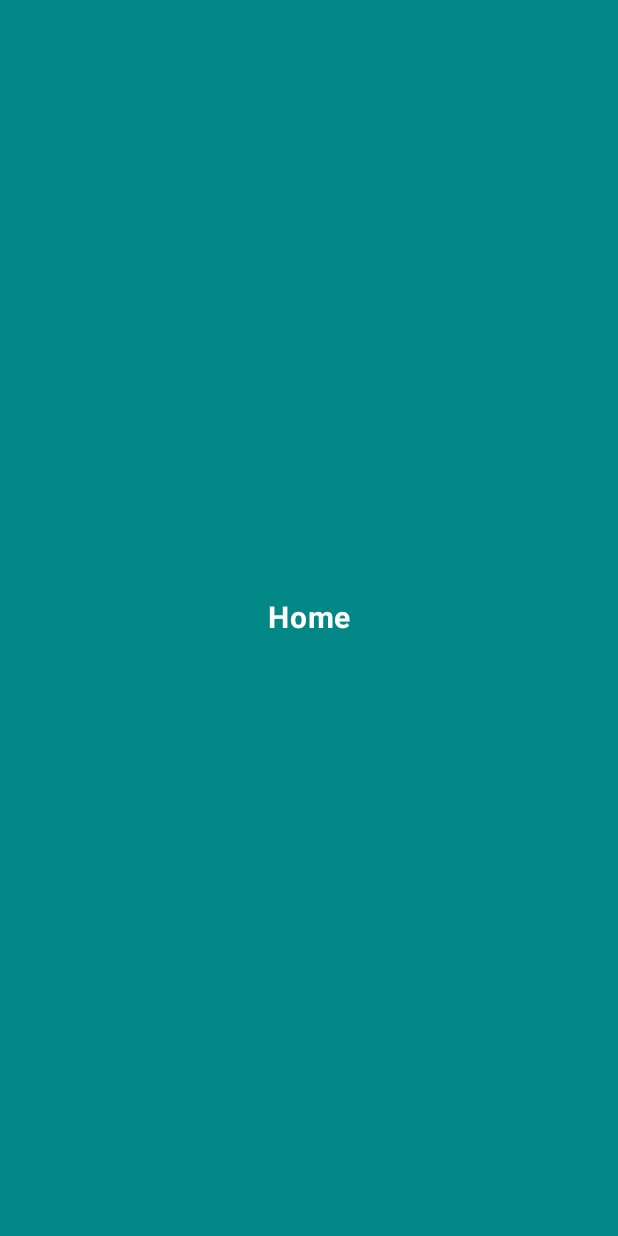
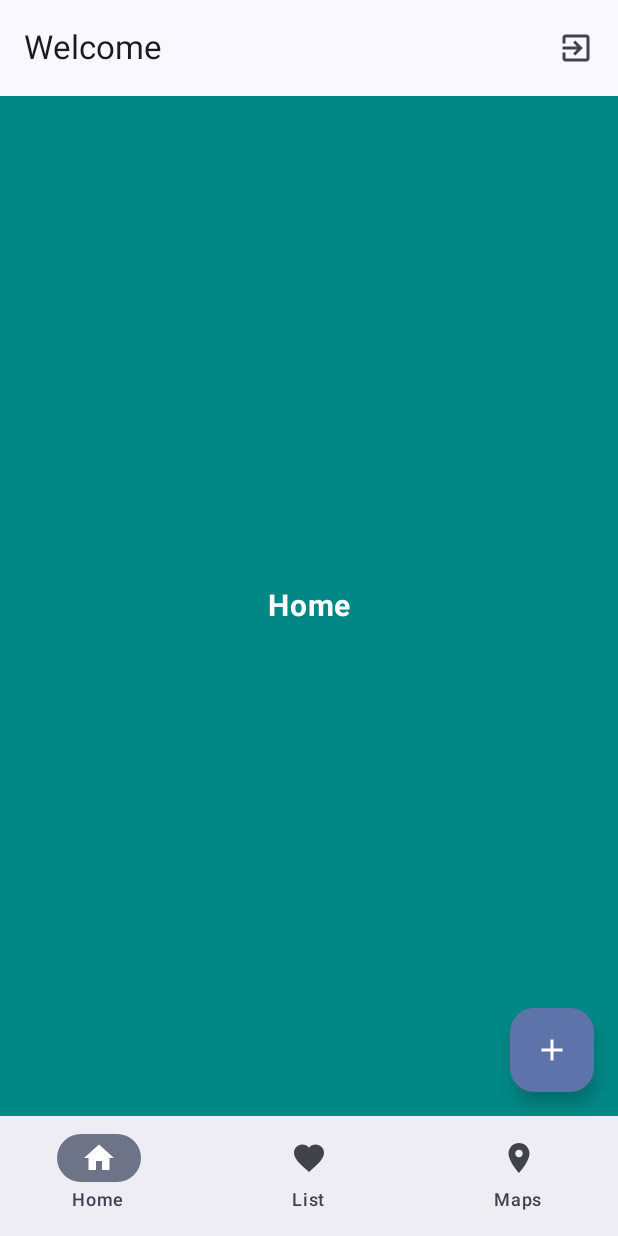
Before and after one commit to Allamymp/weatherApp, an Android app built with Jetpack Compose: the MainActivity screen opened directly, with no data from a screen before it, on a phone screen of 412 x 824 dp. Before the commit the screen is almost empty. Run offline under Robolectric (Android 15) with nearby library versions, the phone set to English and light mode, and no system bars.

Commit message:
Pratica 2 – Parte 3

```diff
--- a/app/src/main/AndroidManifest.xml
+++ b/app/src/main/AndroidManifest.xml
@@ -13,8 +13,9 @@
         android:theme="@style/Theme.WeatherApp"
         tools:targetApi="31">
         <activity
-            android:name=".MainActivity"
+            android:name=".LoginActivity"
             android:exported="true"
+            android:label="@string/title_activity_login"
             android:theme="@style/Theme.WeatherApp">
             <intent-filter>
                 <action android:name="android.intent.action.MAIN" />
@@ -23,9 +24,8 @@
             </intent-filter>
         </activity>
         <activity
-        android:name=".LoginActivity"
+            android:name=".MainActivity"
             android:exported="true"
-        android:label="@string/title_activity_login"
             android:theme="@style/Theme.WeatherApp">
             <intent-filter>
                 <action android:name="android.intent.action.MAIN" />
--- a/app/src/main/java/com/weatherapp/MainActivity.kt
+++ b/app/src/main/java/com/weatherapp/MainActivity.kt
@@ -3,24 +3,58 @@ package com.weatherapp
 import android.os.Bundle
 import androidx.activity.ComponentActivity
 import androidx.activity.compose.setContent
-import androidx.compose.foundation.layout.fillMaxSize
-import androidx.compose.material3.MaterialTheme
-import androidx.compose.material3.Surface
+import androidx.compose.foundation.layout.Box
+import androidx.compose.foundation.layout.padding
+import androidx.compose.material.icons.Icons
+import androidx.compose.material.icons.filled.Add
+import androidx.compose.material.icons.filled.ExitToApp
+import androidx.compose.material3.ExperimentalMaterial3Api
+import androidx.compose.material3.FloatingActionButton
+import androidx.compose.material3.Icon
+import androidx.compose.material3.IconButton
+import androidx.compose.material3.Scaffold
+import androidx.compose.material3.Text
+import androidx.compose.material3.TopAppBar
 import androidx.compose.ui.Modifier
-import com.weatherapp.ui.theme.HomePage
+import androidx.navigation.compose.rememberNavController
+import com.weatherapp.ui.nav.BottomNavBar
+import com.weatherapp.ui.nav.MainNavHost
 import com.weatherapp.ui.theme.WeatherAppTheme
 
 class MainActivity : ComponentActivity() {
+    @OptIn(ExperimentalMaterial3Api::class)
     override fun onCreate(savedInstanceState: Bundle?) {
         super.onCreate(savedInstanceState)
         setContent {
+            val navController = rememberNavController()
             WeatherAppTheme {
-                // A surface container using the 'background' color from the theme
-                Surface(
-                    modifier = Modifier.fillMaxSize(),
-                    color = MaterialTheme.colorScheme.background
+                Scaffold(
+                    topBar = {
+                        TopAppBar(
+                            title = { Text("Welcome") },
+                            actions = {
+                                IconButton( onClick = { finish() } ) {
+                                    Icon(
+                                        imageVector = Icons.Default.ExitToApp,
+                                        contentDescription = "Localized description"
+                                    )
+                                }
+                            }
+                        )
+                    },
+                    bottomBar = {
+                        BottomNavBar(navController = navController)
+                    },
+                    floatingActionButton = {
+                        FloatingActionButton(onClick = { }) {
+                            Icon(Icons.Default.Add, contentDescription = "Add")
+                        }
+                    }
                 ) {
-                    HomePage()
+                        innerPadding ->
+                    Box(modifier = Modifier.padding(innerPadding)) {
+                        MainNavHost(navController = navController)
+                    }
                 }
             }
         }
--- /dev/null
+++ b/app/src/main/java/com/weatherapp/ui/nav/BottomNavBar.kt
@@ -0,0 +1,44 @@
+package com.weatherapp.ui.nav
+
+import androidx.compose.material3.Icon
+import androidx.compose.material3.NavigationBar
+import androidx.compose.material3.NavigationBarItem
+import androidx.compose.material3.Text
+import androidx.compose.runtime.Composable
+import androidx.compose.runtime.getValue
+import androidx.compose.ui.graphics.Color
+import androidx.compose.ui.unit.sp
+import androidx.navigation.NavHostController
+import androidx.navigation.compose.currentBackStackEntryAsState
+
+@Composable
+fun BottomNavBar(navController: NavHostController) {
+    val items = listOf(
+        BottomNavItem.HomePage,
+        BottomNavItem.ListPage,
+        BottomNavItem.MapPage,
+    )
+    NavigationBar(
+        contentColor = Color.Black
+    ) {
+        val navBackStackEntry by navController.currentBackStackEntryAsState()
+        val currentRoute = navBackStackEntry?.destination?.route
+        items.forEach { item ->
+            NavigationBarItem (
+                icon = { Icon(imageVector = item.icon, contentDescription= item.title) },
+                label = { Text(text = item.title, fontSize = 12.sp) },
+                alwaysShowLabel = true,
+                selected = currentRoute == item.route,
+                onClick = {
+                    navController.navigate(item.route) {
+                        // Volta pilha de navegação até HomePage (startDest).
+                        navController.graph.startDestinationRoute?.let {
+                            popUpTo(it)
+                        }
+                        launchSingleTop = true
+                    }
+                }
+            )
+        }
+    }
+}
--- /dev/null
+++ b/app/src/main/java/com/weatherapp/ui/nav/BottomNavItem.kt
@@ -0,0 +1,13 @@
+package com.weatherapp.ui.nav
+
+import androidx.compose.material.icons.Icons
+import androidx.compose.material.icons.filled.Favorite
+import androidx.compose.material.icons.filled.Home
+import androidx.compose.material.icons.filled.LocationOn
+import androidx.compose.ui.graphics.vector.ImageVector
+
+sealed class BottomNavItem(var title: String, var icon: ImageVector, var route: String) {
+    data object HomePage : BottomNavItem("Home", Icons.Default.Home, "home")
+    data object ListPage : BottomNavItem("List", Icons.Default.Favorite, "list")
+    data object MapPage : BottomNavItem("Maps", Icons.Default.LocationOn, "map")
+}
--- /dev/null
+++ b/app/src/main/java/com/weatherapp/ui/nav/NavHost.kt
@@ -0,0 +1,25 @@
+package com.weatherapp.ui.nav
+
+import androidx.compose.runtime.Composable
+import androidx.navigation.NavHostController
+import androidx.navigation.compose.NavHost
+import androidx.navigation.compose.composable
+import com.weatherapp.ui.theme.HomePage
+import com.weatherapp.ui.theme.ListPage
+import com.weatherapp.ui.theme.MapPage
+
+@Composable
+fun MainNavHost(navController: NavHostController) {
+    NavHost(navController, startDestination = BottomNavItem.HomePage.route) {
+// composable (route = NOME DESTA DESTINAÇÃO) { UI DA DESTINAÇÃO }
+        composable(route = BottomNavItem.HomePage.route) {
+            HomePage()
+        }
+        composable(route = BottomNavItem.ListPage.route) {
+            ListPage()
+        }
+        composable(route = BottomNavItem.MapPage.route) {
+            MapPage()
+        }
+    }
+}
--- a/app/src/main/java/com/weatherapp/ui/theme/RegisterPage.kt
+++ b/app/src/main/java/com/weatherapp/ui/theme/RegisterPage.kt
@@ -61,7 +61,7 @@ fun RegisterPage(modifier: Modifier = Modifier) {
             onValueChange = { password = it })
         Spacer(modifier = Modifier.size(24.dp))
 
-        DataField(description = "Confirm Password",
+        PasswordField(description = "Confirm Password",
             value = confirmPassword,
             onValueChange = { confirmPassword = it })
         Spacer(modifier = Modifier.size(150.dp))
```
Lines whose indentation alone changed are shown as unchanged.
